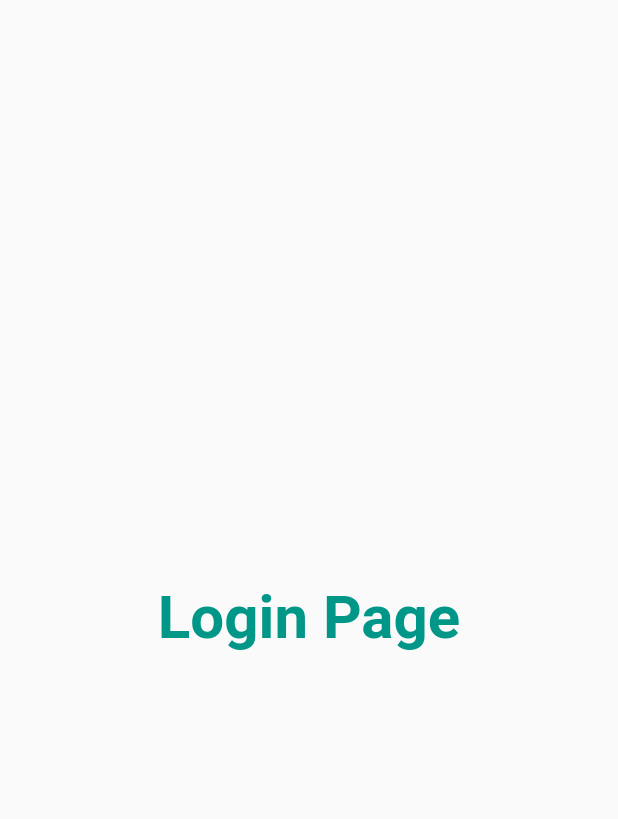
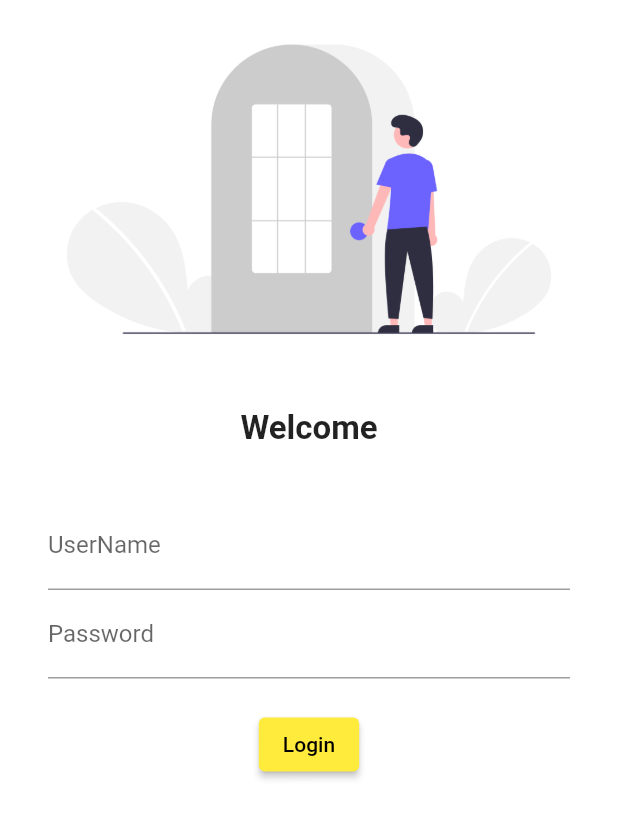
Before and after one commit to Avik-creator/Catalog_App, a Flutter app: the screen it shows after launch, on a phone screen of 412 x 824 dp. Shown: the top 819 px of the screen. Run offline on Flutter 3.47's test engine with Material 2 defaults, Android fonts, the phone set to English and light mode, and no system bars.

Commit message:
Added TextFields for Login and Added buttons.

```diff
--- a/lib/main.dart
+++ b/lib/main.dart
@@ -1,3 +1,5 @@
+// ignore_for_file: prefer_const_constructors
+
 import 'package:flutter/material.dart';
 import 'package:flutter_catalog/pages/home.dart';
 import 'package:flutter_catalog/pages/login.dart';
--- a/lib/pages/home.dart
+++ b/lib/pages/home.dart
@@ -1,3 +1,5 @@
+// ignore_for_file: prefer_const_constructors
+
 import 'package:flutter/material.dart';
 
 class Homepage extends StatelessWidget {
--- a/lib/pages/login.dart
+++ b/lib/pages/login.dart
@@ -1,3 +1,5 @@
+// ignore_for_file: prefer_const_constructors
+
 import 'package:flutter/material.dart';
 
 class LoginPage extends StatelessWidget {
@@ -6,13 +8,55 @@ class LoginPage extends StatelessWidget {
   @override
   Widget build(BuildContext context) {
     return Material(
-      child: Center(
-        child: Text(
-          "Login Page",
-          style: TextStyle(
-              fontSize: 40, color: Colors.teal, fontWeight: FontWeight.bold),
-        ),
-      ),
-    );
+        color: Colors.white,
+        child: Column(
+          children: [
+            Image.asset(
+              "assets/images/login.png",
+              fit: BoxFit.cover,
+            ),
+            SizedBox(
+              height: 20.0,
+            ),
+            Text(
+              "Welcome",
+              style: TextStyle(fontSize: 22, fontWeight: FontWeight.bold),
+            ),
+            SizedBox(
+              height: 20.0,
+            ),
+            Padding(
+              padding:
+                  const EdgeInsets.symmetric(vertical: 16.0, horizontal: 32.0),
+              child: Column(
+                children: [
+                  TextFormField(
+                    decoration: InputDecoration(
+                      hintText: "Enter UserName",
+                      labelText: "UserName",
+                    ),
+                  ),
+                  TextFormField(
+                    obscureText: true,
+                    decoration: InputDecoration(
+                      hintText: "Enter Password",
+                      labelText: "Password",
+                    ),
+                  ),
+                  SizedBox(
+                    height: 20.0,
+                  ),
+                  ElevatedButton(
+                    child: Text("Login"),
+                    style: TextButton.styleFrom(),
+                    onPressed: () {
+                      print("Hi User");
+                    },
+                  ),
+                ],
+              ),
+            ),
+          ],
+        ));
   }
 }
--- a/pubspec.yaml
+++ b/pubspec.yaml
@@ -59,8 +59,8 @@ flutter:
   uses-material-design: true
 
   # To add assets to your application, add an assets section, like this:
-  # assets:
-  #   - images/a_dot_burr.jpeg
+  assets:
+    - assets/images/
   #   - images/a_dot_ham.jpeg
 
   # An image asset can refer to one or more resolution-specific "variants", see
```
Also changed, not shown: assets/images/login.png (added).
